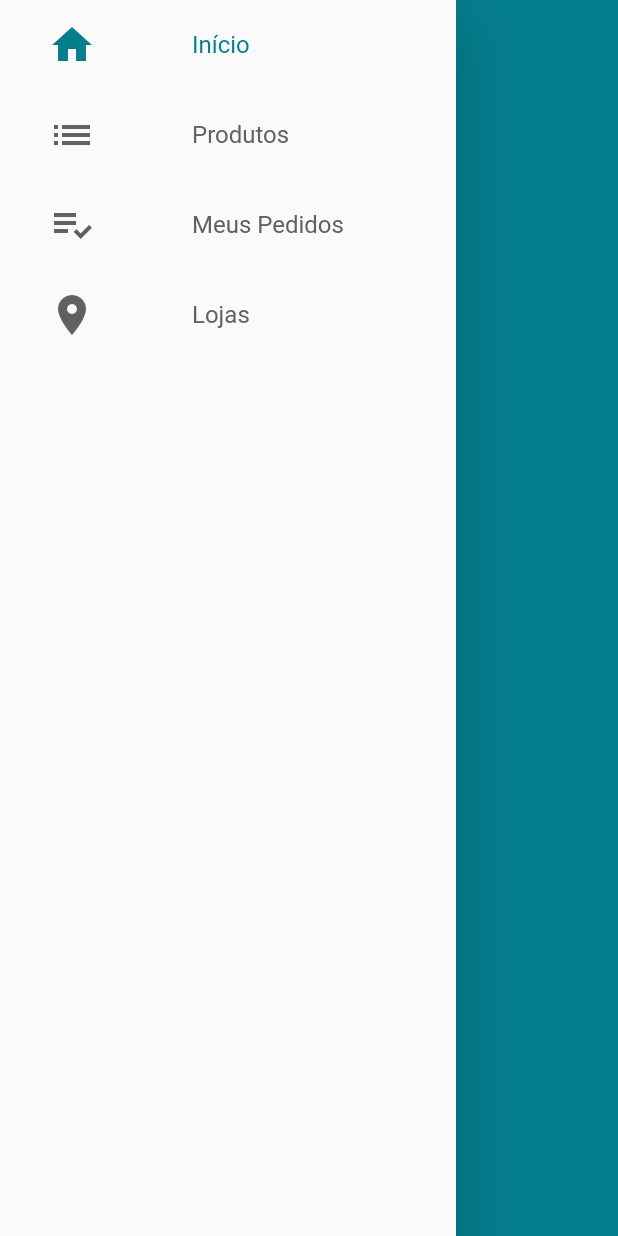
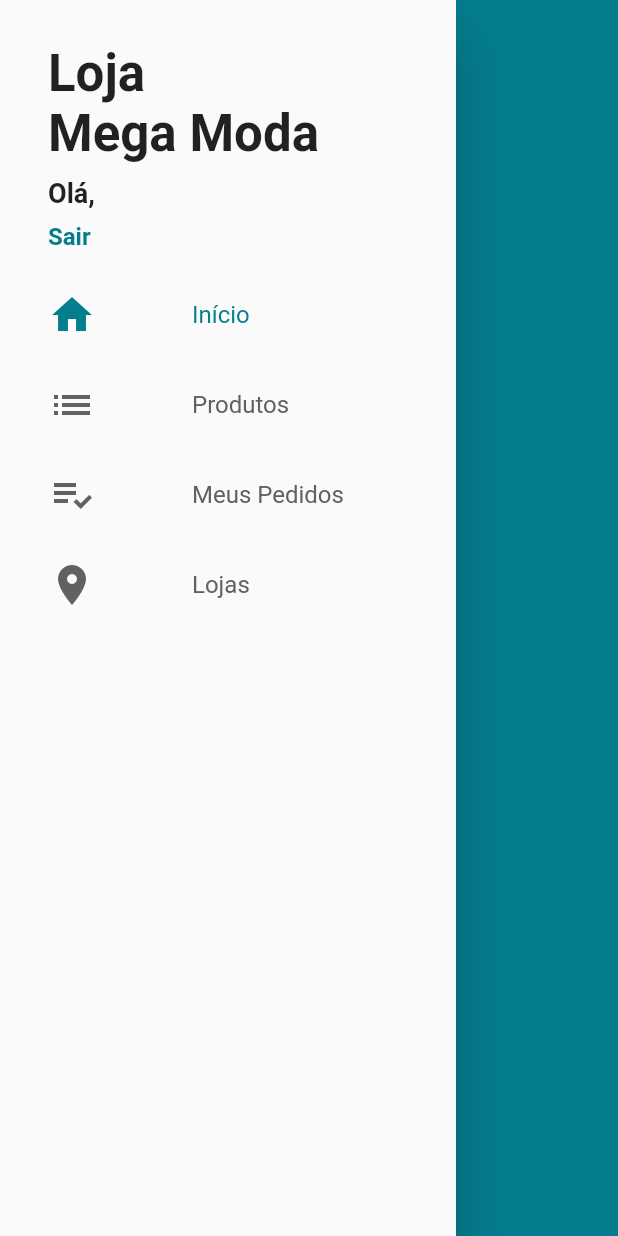
Before and after one commit to ArthurMarianoNeto/Loja-Virtual-Pro, a Flutter app: the CustomDrawer widget shown alone on an empty page, opened directly, on a phone screen of 412 x 824 dp. Run offline on Flutter 3.47's test engine with Material 2 defaults, Android fonts, the phone set to English and light mode, and no system bars; our stand-ins replace cloud_firestore, firebase_auth; accounts and stored records are empty; network calls fail.

Commit message:
#28 Acessando usuário pelo Drawer e Logout

```diff
--- a/lib/common/custom_drawer/custom_drawer.dart
+++ b/lib/common/custom_drawer/custom_drawer.dart
@@ -1,4 +1,5 @@
 import 'package:flutter/material.dart';
+import 'package:loja_virtual_pro/common/custom_drawer/custom_drawer_header.dart';
 import 'package:loja_virtual_pro/common/custom_drawer/drawer_tile.dart';
 
 class CustomDrawer extends StatelessWidget {
@@ -7,6 +8,7 @@ class CustomDrawer extends StatelessWidget {
     return Drawer(
       child: ListView(
         children: <Widget>[
+          CustomDrawerHeader(),
           DrawerTile(
             iconData: Icons.home,
             title: 'Início',
--- /dev/null
+++ b/lib/common/custom_drawer/custom_drawer_header.dart
@@ -0,0 +1,58 @@
+import 'package:flutter/material.dart';
+import 'package:loja_virtual_pro/models/user_manager.dart';
+import 'package:provider/provider.dart';
+
+class CustomDrawerHeader extends StatelessWidget {
+  @override
+  Widget build(BuildContext context) {
+    return Container(
+      padding: const EdgeInsets.fromLTRB(32, 24, 16, 8),
+      height: 180,
+      child: Consumer<UserManager>(
+        builder: (_, userManager, __){
+          return Column(
+            crossAxisAlignment: CrossAxisAlignment.start,
+            mainAxisAlignment: MainAxisAlignment.spaceAround,
+            children: <Widget>[
+              Text(
+                'Loja \nMega Moda',
+                style: TextStyle(
+                  fontSize: 34,
+                  fontWeight: FontWeight.bold,
+                ),
+              ),
+              Text(
+                'Olá, ${userManager.user?.name ?? ''}',
+                overflow: TextOverflow.ellipsis,
+                maxLines: 2,
+                style: TextStyle(
+                  fontSize: 18,
+                  fontWeight: FontWeight.bold,
+                ),
+              ),
+              GestureDetector(
+                onTap: (){
+                  if(userManager.isLoggedIn){
+                    userManager.signOut();
+                  } else {
+                    Navigator.of(context).pushNamed('/login');
+                  }
+                },
+                child: Text(
+                  userManager.isLoggedIn
+                      ? 'Sair'
+                      : 'Entre ou cadastre-se >',
+                  style: TextStyle(
+                    color: Theme.of(context).primaryColor,
+                    fontSize: 16,
+                    fontWeight: FontWeight.bold,
+                  ),
+                ),
+              ),
+            ],
+          );
+        },
+      ),
+    );
+  }
+}
--- a/lib/main.dart
+++ b/lib/main.dart
@@ -2,6 +2,7 @@ import 'package:cloud_firestore/cloud_firestore.dart';
 import 'package:flutter/material.dart';
 import 'package:loja_virtual_pro/models/user_manager.dart';
 import 'package:loja_virtual_pro/screens/base/base_screen.dart';
+import 'package:loja_virtual_pro/screens/login/login_screen.dart';
 import 'package:loja_virtual_pro/screens/signup/signup_screen.dart';
 import 'package:provider/provider.dart';
 
@@ -49,6 +50,7 @@ class MyApp extends StatelessWidget {
   Widget build(BuildContext context) {
     return ChangeNotifierProvider(
       create: (_) => UserManager(),
+      lazy: false,
       child: MaterialApp(
         title: 'Loja MegaModa',
         debugShowCheckedModeBanner: false,
@@ -65,6 +67,10 @@ class MyApp extends StatelessWidget {
         initialRoute: '/base',
         onGenerateRoute: (settings) {
           switch (settings.name) {
+            case '/login':
+              return MaterialPageRoute(
+                  builder: (_) => LoginScreen()
+              );
             case '/signup':
               return MaterialPageRoute(
                   builder: (_) => SignUpScreen()
--- a/lib/screens/base/base_screen.dart
+++ b/lib/screens/base/base_screen.dart
@@ -16,7 +16,7 @@ class BaseScreen extends StatelessWidget {
         controller: pageController,
         physics: const NeverScrollableScrollPhysics(),
         children: [
-          LoginScreen(),
+ //         LoginScreen(),
           Scaffold(
             drawer: CustomDrawer(),
             appBar: AppBar(
--- a/lib/screens/login/login_screen.dart
+++ b/lib/screens/login/login_screen.dart
@@ -92,7 +92,7 @@ class LoginScreen extends StatelessWidget {
                                 },
                                 onSuccess: (){
                                   //print('Sucesso');
-                                  //TODO: FECHAR TELA DE LOGIN
+                                  Navigator.of(context).pop();
                                 }
                             );
 
--- a/lib/screens/signup/signup_screen.dart
+++ b/lib/screens/signup/signup_screen.dart
@@ -110,9 +110,7 @@ class SignUpScreen extends StatelessWidget {
                         context.read<UserManager>().signUp(
                           user: user,
                             onSuccess: (){
-                            debugPrint('Sucesso');
-                            //TODO POP
-
+                              Navigator.of(context).pop();
                         },
                           onFail: (e) {
                             scaffoldKey.currentState.showSnackBar(
```
Also changed, not shown: lib/models/user_manager.dart (+10 -0 lines).
